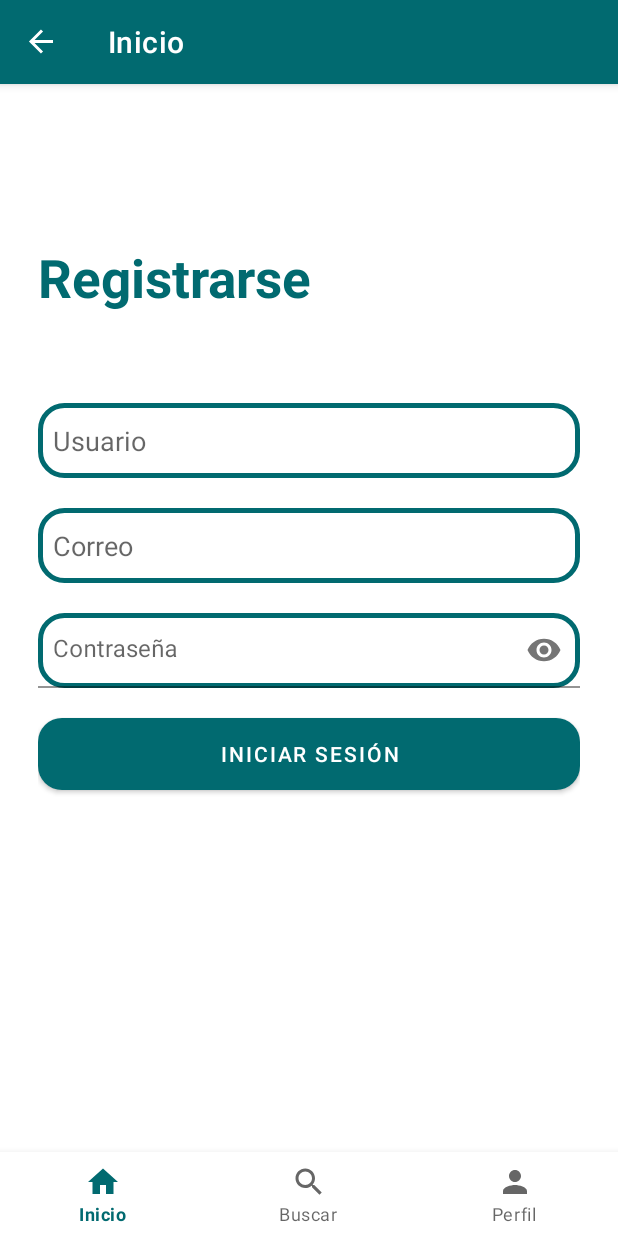
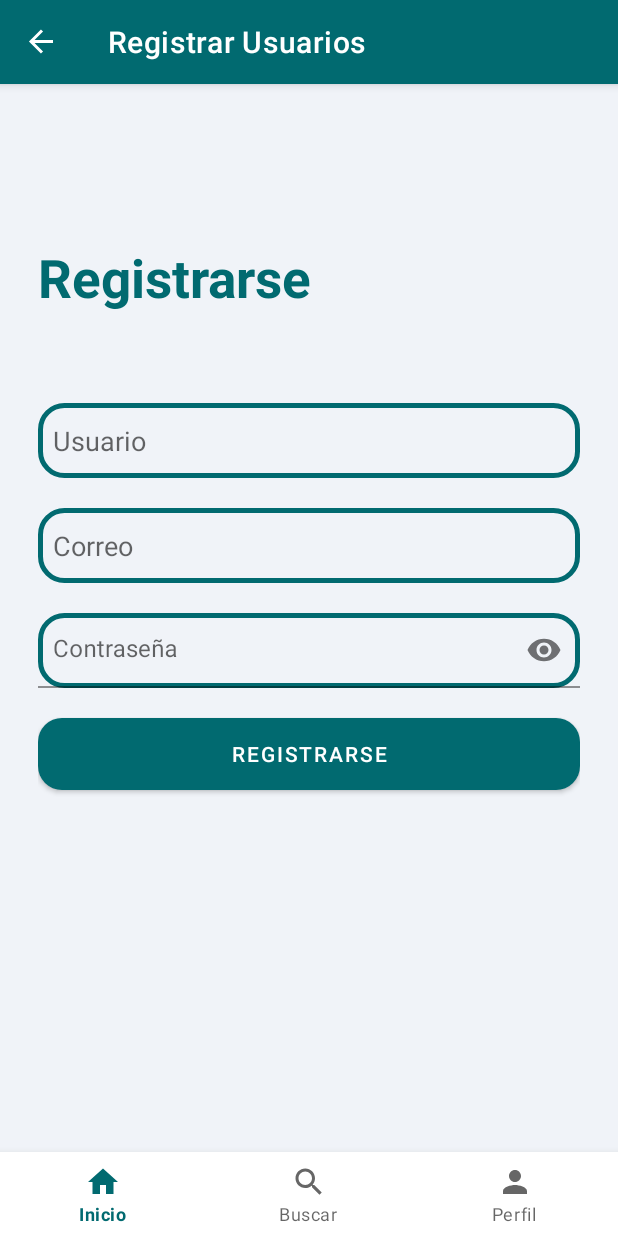
Before and after one commit to snipgamer1/PropuestaAPP, an Android app: the RegistrarseFragment screen opened through its navigation route, on a phone screen of 412 x 824 dp. Run offline under Robolectric (Android 15) with nearby library versions, the phone set to English and light mode, and no system bars; our stand-ins replace Firebase (no records; nobody signed in at launch, a user with empty details on screens opened directly), navigation-ui.

Commit message:
pantallas admin terminadas

```diff
--- a/app/src/main/java/com/example/propuesta/LoginFragment.java
+++ b/app/src/main/java/com/example/propuesta/LoginFragment.java
@@ -104,7 +104,7 @@ public class LoginFragment extends Fragment {
                                                     String rol = task.getResult().getValue(String.class);
                                                     Log.d("Login", "Rol del usuario: " + rol);
                                                     if ("Admin".equals(rol)) {
-                                                        Intent intent = new Intent(getActivity(), AdminActivity.class);
+                                                        Intent intent = new Intent(getActivity(), MainActivityAdmin.class);
                                                        startActivity(intent);
                                                         getActivity().finish();
                                                     } else if ("Cliente".equals(rol)) {
--- a/app/src/main/java/com/example/propuesta/RegistrarseFragment.java
+++ b/app/src/main/java/com/example/propuesta/RegistrarseFragment.java
@@ -34,7 +34,7 @@ import java.util.HashMap;
 public class RegistrarseFragment extends Fragment {
 
     EditText Usuario, Email, Password;
-    Button btn_iniciarSesion;
+    Button btn_registrarse;
 
     FirebaseAuth firebaseAuth;
 
@@ -47,11 +47,11 @@ public class RegistrarseFragment extends Fragment {
         Usuario = view.findViewById(R.id.Usuario);
         Email = view.findViewById(R.id.Email);
         Password = view.findViewById(R.id.Password);
-        btn_iniciarSesion = view.findViewById(R.id.btn_iniciarSesion);
+        btn_registrarse = view.findViewById(R.id.btn_registrarse);
 
         firebaseAuth = FirebaseAuth.getInstance();
 
-        btn_iniciarSesion.setOnClickListener(new View.OnClickListener() {
+        btn_registrarse.setOnClickListener(new View.OnClickListener() {
             @Override
             public void onClick(View v) {
                 String usuario = Usuario.getText().toString();
--- /dev/null
+++ b/app/src/main/java/com/example/propuesta/adminUi/Home_admin.java
@@ -0,0 +1,66 @@
+package com.example.propuesta.adminUi;
+
+import android.os.Bundle;
+
+import androidx.fragment.app.Fragment;
+
+import android.view.LayoutInflater;
+import android.view.View;
+import android.view.ViewGroup;
+
+import com.example.propuesta.R;
+
+/**
+ * A simple {@link Fragment} subclass.
+ * Use the {@link Home_admin#newInstance} factory method to
+ * create an instance of this fragment.
+ */
+public class Home_admin extends Fragment {
+
+    // TODO: Rename parameter arguments, choose names that match
+    // the fragment initialization parameters, e.g. ARG_ITEM_NUMBER
+    private static final String ARG_PARAM1 = "param1";
+    private static final String ARG_PARAM2 = "param2";
+
+    // TODO: Rename and change types of parameters
+    private String mParam1;
+    private String mParam2;
+
+    public Home_admin() {
+        // Required empty public constructor
+    }
+
+    /**
+     * Use this factory method to create a new instance of
+     * this fragment using the provided parameters.
+     *
+     * @param param1 Parameter 1.
+     * @param param2 Parameter 2.
+     * @return A new instance of fragment Home_admin.
+     */
+    // TODO: Rename and change types and number of parameters
+    public static Home_admin newInstance(String param1, String param2) {
+        Home_admin fragment = new Home_admin();
+        Bundle args = new Bundle();
+        args.putString(ARG_PARAM1, param1);
+        args.putString(ARG_PARAM2, param2);
+        fragment.setArguments(args);
+        return fragment;
+    }
+
+    @Override
+    public void onCreate(Bundle savedInstanceState) {
+        super.onCreate(savedInstanceState);
+        if (getArguments() != null) {
+            mParam1 = getArguments().getString(ARG_PARAM1);
+            mParam2 = getArguments().getString(ARG_PARAM2);
+        }
+    }
+
+    @Override
+    public View onCreateView(LayoutInflater inflater, ViewGroup container,
+                             Bundle savedInstanceState) {
+        // Inflate the layout for this fragment
+        return inflater.inflate(R.layout.fragment_home_admin, container, false);
+    }
+}
--- /dev/null
+++ b/app/src/main/res/drawable/ic_add_admin.xml
@@ -0,0 +1,5 @@
+<vector xmlns:android="http://schemas.android.com/apk/res/android" android:height="24dp" android:tint="#000000" android:viewportHeight="24" android:viewportWidth="24" android:width="24dp">
+
+    <path android:fillColor="@android:color/white" android:pathData="M13,8c0,-2.21 -1.79,-4 -4,-4S5,5.79 5,8s1.79,4 4,4S13,10.21 13,8zM15,10v2h3v3h2v-3h3v-2h-3V7h-2v3H15zM1,18v2h16v-2c0,-2.66 -5.33,-4 -8,-4S1,15.34 1,18z"/>
+
+</vector>
--- a/app/src/main/res/layout/activity_main.xml
+++ b/app/src/main/res/layout/activity_main.xml
@@ -30,6 +30,6 @@
         app:layout_constraintRight_toRightOf="parent"
         app:layout_constraintTop_toTopOf="parent"
         app:layout_constraintVertical_bias="0.0"
-        app:navGraph="@navigation/mobile_navigation" />
+        app:navGraph="@navigation/mobile_navigation_admin" />
 
 </androidx.constraintlayout.widget.ConstraintLayout>
--- a/app/src/main/res/layout/fragment_registrarse.xml
+++ b/app/src/main/res/layout/fragment_registrarse.xml
@@ -5,6 +5,7 @@
     android:layout_height="match_parent"
     xmlns:app="http://schemas.android.com/apk/res-auto"
     tools:context=".LoginFragment"
+    android:background="@color/colorAccent"
     android:orientation="vertical">
 
     <androidx.appcompat.widget.LinearLayoutCompat
@@ -17,7 +18,7 @@
         <TextView
             android:layout_width="match_parent"
             android:layout_height="wrap_content"
-            android:text="Registrarse"
+            android:text="@string/registrarse"
             android:textSize="35dp"
             android:textStyle="bold"
             android:textColor="@color/colorPrimary"
@@ -63,14 +64,12 @@
         <Button
             android:layout_width="match_parent"
             android:layout_height="wrap_content"
-            android:text="Iniciar Sesión"
-            android:id="@+id/btn_iniciarSesion"
+            android:text="@string/registrarse"
+            android:id="@+id/btn_registrarse"
             android:layout_marginTop="20dp"
             android:background="@drawable/button_rounded"
-
             />
     </androidx.appcompat.widget.LinearLayoutCompat>
 
 
-
 </RelativeLayout>
--- /dev/null
+++ b/app/src/main/res/navigation/mobile_navigation_admin.xml
@@ -0,0 +1,28 @@
+<?xml version="1.0" encoding="utf-8"?>
+<navigation xmlns:android="http://schemas.android.com/apk/res/android"
+    xmlns:app="http://schemas.android.com/apk/res-auto"
+    xmlns:tools="http://schemas.android.com/tools"
+    android:id="@+id/mobile_navigation_admin"
+
+    app:startDestination="@+id/navigation_home_admin">
+
+    <fragment
+        android:id="@+id/navigation_home_admin"
+        android:name="com.example.propuesta.adminUi.Home_admin"
+        android:label="@string/title_admin_home"
+        tools:layout="@layout/admin"
+        />
+    <fragment
+        android:id="@+id/navigation_add_admin"
+        android:name="com.example.propuesta.RegistrarseFragment"
+        android:label="@string/title_admin_add_user"
+        tools:layout="@layout/fragment_registrarse"
+        />
+    <fragment
+        android:id="@+id/navigation_profile_admin"
+        android:name="com.example.propuesta.ProfileDetails"
+        android:label="@string/title_profile_admin"
+        tools:layout="@layout/fragment_profile_details"
+        />
+
+</navigation>
--- a/app/src/main/res/values/strings.xml
+++ b/app/src/main/res/values/strings.xml
@@ -8,6 +8,10 @@
     <string name="Usuario">Usuario</string>
     <string name="Email">Correo</string>
     <string name="Password">Contraseña</string>
+
+
+    <string name="registrarse">Registrarse</string>
+    <string name="logout">Cerrar sesión</string>
 
     <string name="hello_blank_fragment">Hello Blank Fragment</string>
 
@@ -34,5 +38,11 @@
     <string name="username">Luisa</string>
     <string name="description">Hola! Aquí se vende</string>
 
+    //activity_main_admin
+    <string name="title_admin_add">Registrar</string>
+    <string name="title_admin_home">Inicio Admin</string>
+    <string name="title_admin_add_user">Registrar Usuarios</string>
+    <string name="title_profile_admin">Perfil Admin</string>
+
 
 </resources>
```
Also changed, not shown: app/src/main/java/com/example/propuesta/MainActivityAdmin.java (+26 -11 lines), app/src/main/res/layout/activity_main_admin.xml (+29 -7 lines), app/src/main/res/layout/fragment_home_admin.xml (added, +14 -0 lines), app/src/main/res/layout/fragment_profile_details.xml (+9 -0 lines), app/src/main/res/menu/bottom_nav_menu_admin.xml (added, +18 -0 lines).
